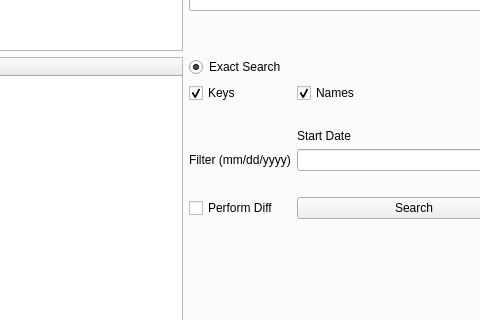
First picture: the form in GUI/uifiles/registrydecoder.ui, repository PKRoma/registrydecoder, before the edit; both pictures show x 428 to 908 and y 412 to 732 of the 1227 by 888 pixel window.
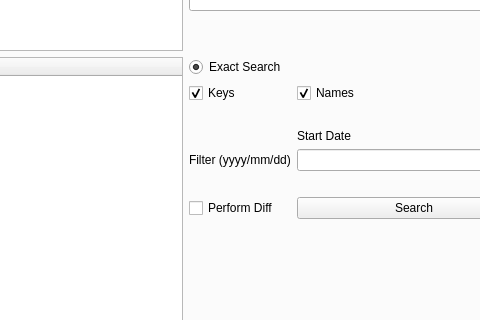
Second picture: the form after the edit. The open tabs and pages were chosen to show the change.

Commit message: fixed gui forms for date filtering

Patch:
```diff
--- a/GUI/uifiles/registrydecoder.ui
+++ b/GUI/uifiles/registrydecoder.ui
@@ -867,7 +867,7 @@
                 <item row="15" column="0">
                  <widget class="QLabel" name="label_16">
                   <property name="text">
-                   <string>Filter (mm/dd/yyyy)</string>
+                   <string>Filter (yyyy/mm/dd)</string>
                   </property>
                  </widget>
                 </item>
```
Left out of the diff: 4 changed lines with no effect on the pictures. The commit also changes 1 other file.
